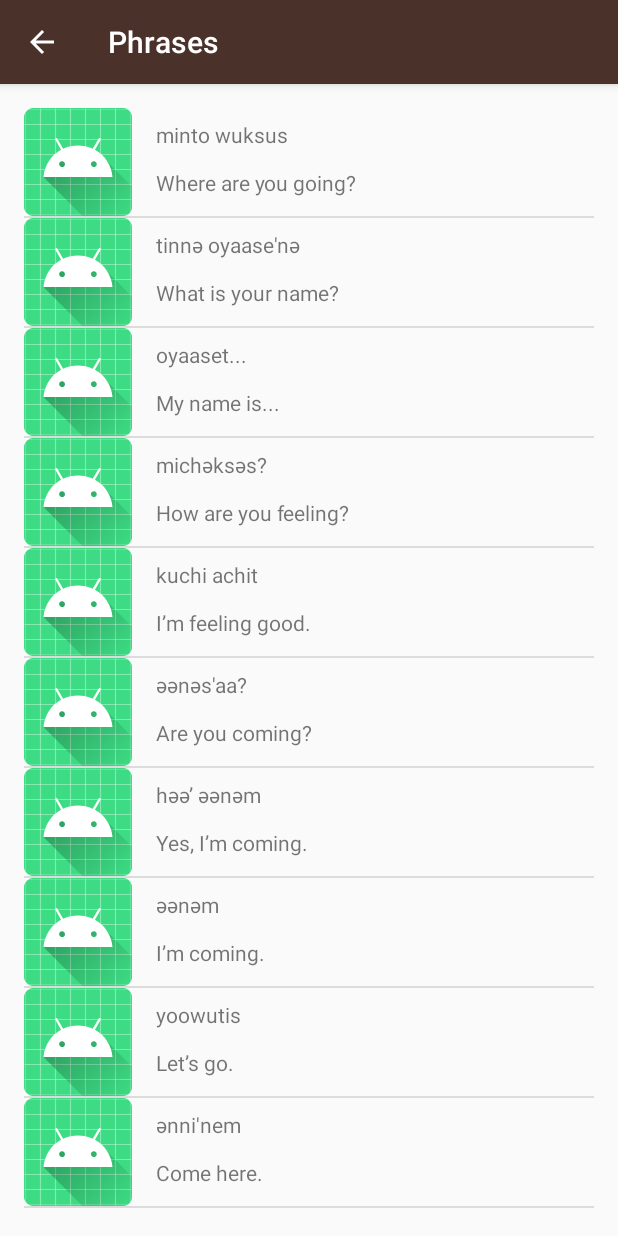
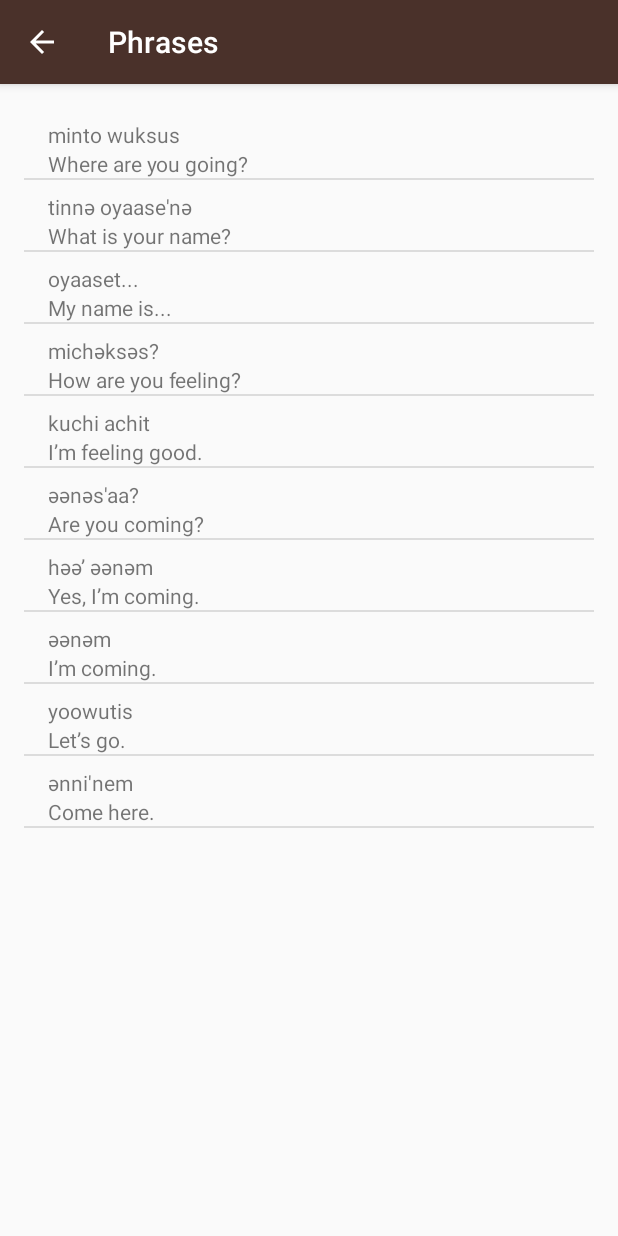
Before and after one commit to sTsaturian/Miwok, an Android app: the PhrasesActivity screen opened directly, with no data from a screen before it, on a phone screen of 412 x 824 dp. Run offline under Robolectric (Android 15) with nearby library versions, the phone set to English and light mode, and no system bars.

Commit message:
Fixed the phrase activity, created a new layout without images

```diff
--- a/app/src/main/java/com/example/android/miwok/Word.java
+++ b/app/src/main/java/com/example/android/miwok/Word.java
@@ -11,7 +11,8 @@ public class Word {
      */
     private String mMiwokTranslation;
 
-    private int image_res_id;
+    private int image_res_id = -1;
+
 
     /**
      * Create a new Word object.
@@ -29,6 +30,7 @@ public class Word {
     public Word(String defaultTranslation, String miwokTranslation) {
         mDefaultTranslation = defaultTranslation;
         mMiwokTranslation = miwokTranslation;
+        image_res_id = -1;
     }
 
     /**
--- a/app/src/main/java/com/example/android/miwok/WordAdapter.java
+++ b/app/src/main/java/com/example/android/miwok/WordAdapter.java
@@ -21,16 +21,21 @@ public class WordAdapter extends ArrayAdapter<Word> {
     }
 
     public View getView(int position, View convertView, ViewGroup parent) {
+        // this uses method getItem from the original ArrayAdapter class
+        Word currentWord = getItem(position);
+        int imageID = currentWord.getImageId();
+
         // Check if the existing view is being reused, otherwise inflate the view
         View listItemView = convertView;
+
         if (listItemView == null) {
-            listItemView = LayoutInflater.from(getContext()).inflate(
-                    R.layout.list_item, parent, false);
+            if (imageID == -1)
+                listItemView = LayoutInflater.from(getContext()).inflate(
+                        R.layout.list_item_nopic, parent, false);
+            else
+                listItemView = LayoutInflater.from(getContext()).inflate(
+                        R.layout.list_item, parent, false);
         }
-
-
-        // this uses method getItem from the original ArrayAdapter class
-        Word currentWord = getItem(position);
 
         TextView miwokTextView = listItemView.findViewById(R.id.miwok_text_view);
         miwokTextView.setText(currentWord.getMiwokTranslation());
@@ -38,6 +43,11 @@ public class WordAdapter extends ArrayAdapter<Word> {
         TextView defaultTextView = listItemView.findViewById(R.id.default_text_view);
         defaultTextView.setText(currentWord.getDefaultTranslation());
 
+        if (imageID != -1){
+            ImageView imageView = listItemView.findViewById(R.id.the_image_view);
+            imageView.setImageResource(imageID);
+        }
+
         return listItemView;
     }
 
--- /dev/null
+++ b/app/src/main/res/layout/list_item_nopic.xml
@@ -0,0 +1,29 @@
+<?xml version="1.0" encoding="utf-8"?>
+<androidx.constraintlayout.widget.ConstraintLayout xmlns:app="http://schemas.android.com/apk/res-auto"
+    android:layout_height="wrap_content"
+    android:layout_width="match_parent"
+    xmlns:android="http://schemas.android.com/apk/res/android"
+    xmlns:tools="http://schemas.android.com/tools">
+
+    <TextView
+        android:id="@+id/miwok_text_view"
+        android:layout_width="wrap_content"
+        android:layout_height="wrap_content"
+        android:layout_marginLeft="16dp"
+        android:layout_marginTop="8dp"
+        app:layout_constraintLeft_toLeftOf="parent"
+        app:layout_constraintTop_toTopOf="parent"
+        tools:text="lutti"
+        android:layout_marginStart="16dp" />
+
+    <TextView
+        android:id="@+id/default_text_view"
+        android:layout_width="wrap_content"
+        android:layout_height="wrap_content"
+        android:layout_marginLeft="16dp"
+        app:layout_constraintBottom_toBottomOf="@+id/the_image_view"
+        app:layout_constraintLeft_toLeftOf="parent"
+        app:layout_constraintTop_toBottomOf="@id/miwok_text_view"
+        tools:text="one" />
+
+</androidx.constraintlayout.widget.ConstraintLayout>
```
Also changed, not shown: app/src/main/java/com/example/android/miwok/ColorsActivity.java (+8 -8 lines), app/src/main/java/com/example/android/miwok/FamilyActivity.java (+10 -10 lines), app/src/main/java/com/example/android/miwok/NumbersActivity.java (+10 -10 lines), app/src/main/res/layout/activity_colors.xml (deleted, +0 -25 lines), app/src/main/res/layout/activity_family.xml (deleted, +0 -25 lines), app/src/main/res/layout/activity_phrases.xml (deleted, +0 -25 lines).
